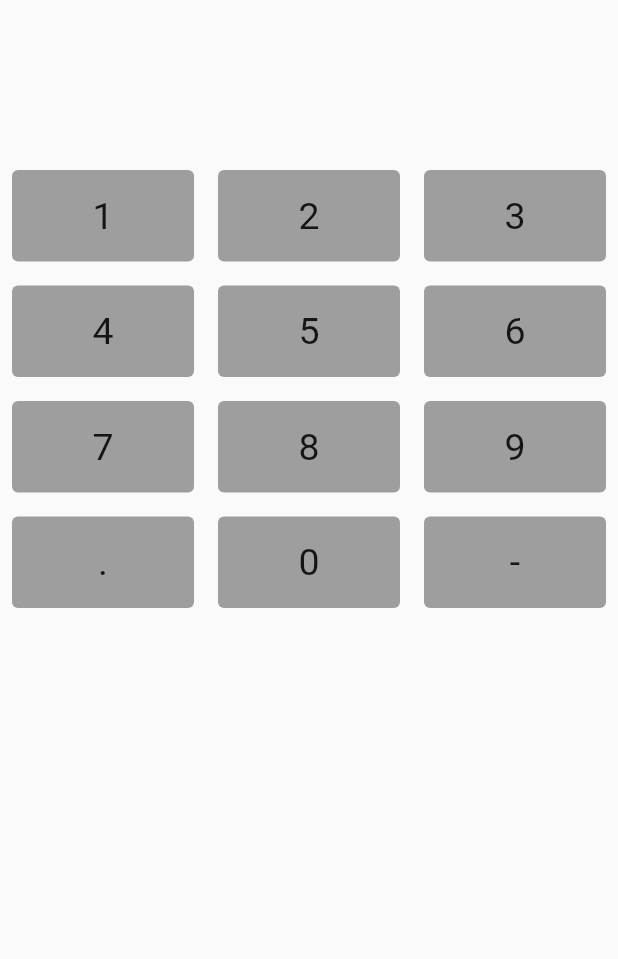
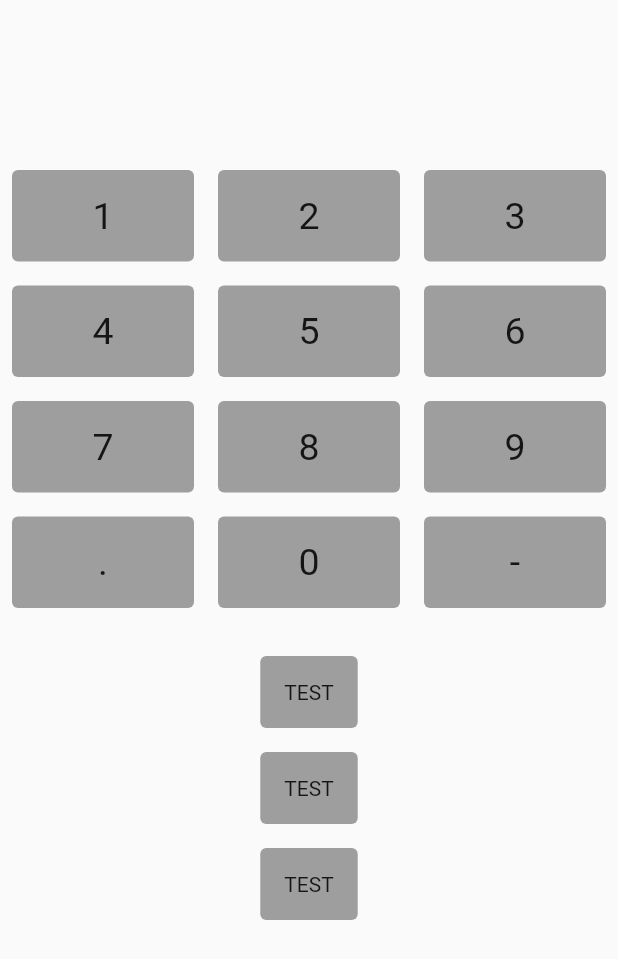
Before and after one commit to jb-is-batman/calculator, a Flutter app: the SelectOperandScreenView screen opened directly, on a phone screen of 412 x 824 dp. Shown: the top 959 px of the screen. Run offline on Flutter 3.47's test engine with Material 2 defaults, Android fonts, the phone set to English and light mode, and no system bars; our stand-ins replace get, get_it, logger, stacked.

Commit message:
Added calculator action buttons to select operand screen.

```diff
--- a/lib/ui/screens/selectoperandscreen/selectoperandscreen_view.dart
+++ b/lib/ui/screens/selectoperandscreen/selectoperandscreen_view.dart
@@ -1,4 +1,5 @@
 import 'package:calculator/enums/nondigitoperation_enum.dart';
+import 'package:calculator/ui/widgets/buttons/calculatoractionbutton/calculatoractionbutton_view.dart';
 import 'package:calculator/ui/widgets/buttons/calculatorkeybutton/calculatorkeybutton_view.dart';
 import 'package:flutter/material.dart';
 import 'package:get/get.dart';
@@ -57,7 +58,11 @@ class _SelectOperandScreenViewState extends State<SelectOperandScreenView> {
                   Expanded(child: CalculatorKeyButtonView(digit: 0)),
                   Expanded(child: CalculatorKeyButtonView(nonDigitOperation: NonDigitOperation.negative)),
                 ],
-              )
+              ),
+              Container(height: 16,),
+              CalculatorActionButtonView(),
+              CalculatorActionButtonView(),
+              CalculatorActionButtonView(),
             ],
           ),
         );
--- a/lib/ui/screens/selectoperandscreen/selectoperandscreen_viewmodel.dart
+++ b/lib/ui/screens/selectoperandscreen/selectoperandscreen_viewmodel.dart
@@ -11,6 +11,6 @@ class SelectOperandScreenViewModel extends ReactiveViewModel {
   String get textfieldValue => _calculationService.operand1.toString();
 
   void onBackspaceTapped() {
-
+    _calculationService.backspaceOperand1();
   }
 }
```
